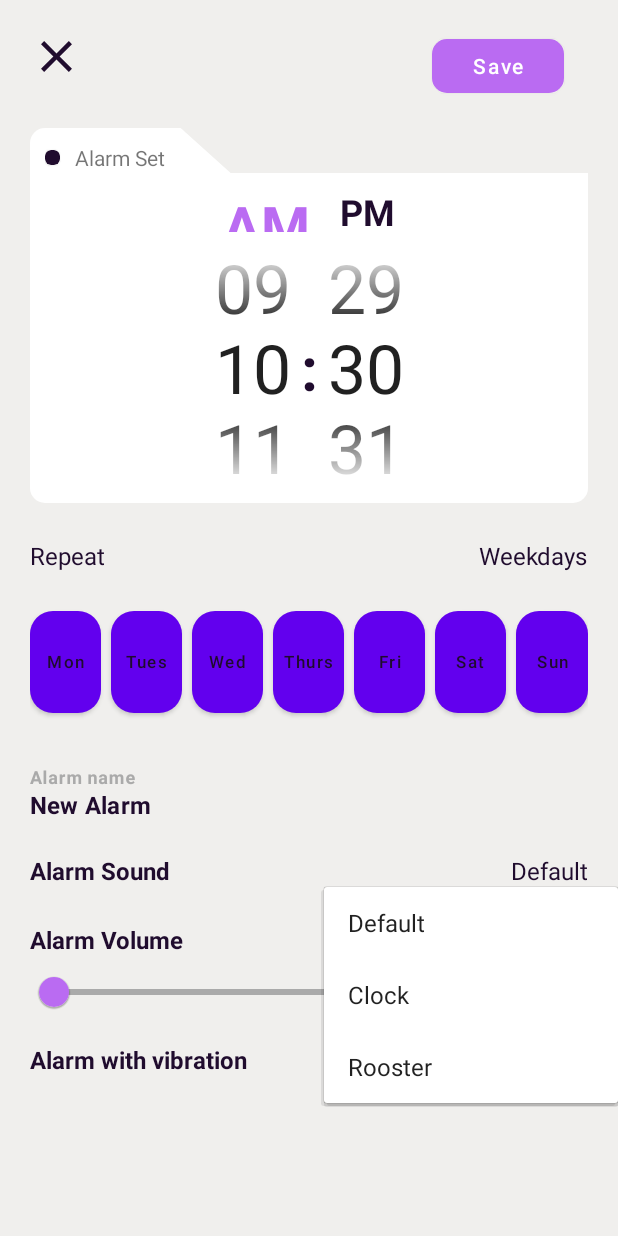
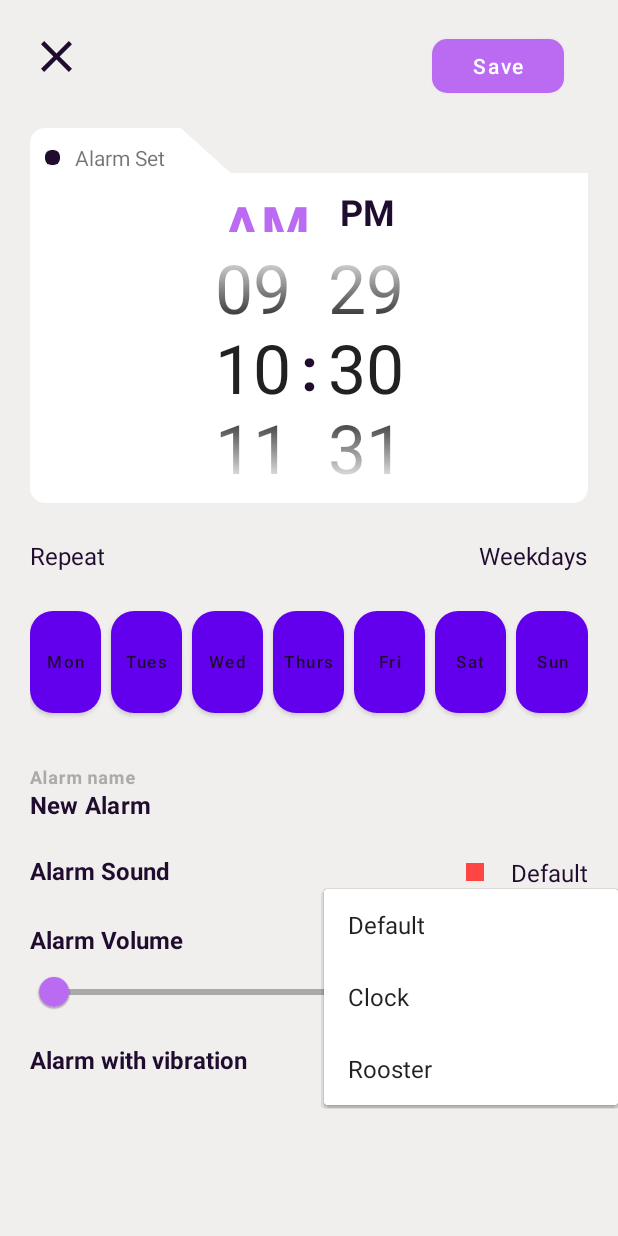
Before and after one commit to Abu-muhab/smart_alarm, an Android app: the AddAlarmFragment screen opened through its navigation route, after a tap on "Default", on a phone screen of 412 x 824 dp. Run offline under Robolectric (Android 15) with nearby library versions, the light colour scheme and no system bars; our stand-ins replace data binding; 1 statement that could not run was skipped.

Commit message:
alarm sound preview button

```diff
--- /dev/null
+++ b/app/src/main/java/com/abumuhab/smartalarm/util/BindingAdapters.kt
@@ -0,0 +1,9 @@
+package com.abumuhab.smartalarm.util
+
+import android.widget.ImageView
+import androidx.databinding.BindingAdapter
+
+@BindingAdapter("imageTint")
+fun imageTint(imageView: ImageView, color: Int) {
+    imageView.setColorFilter(color)
+}
--- /dev/null
+++ b/app/src/main/res/drawable/ic_baseline_play_arrow_24.xml
@@ -0,0 +1,10 @@
+<vector xmlns:android="http://schemas.android.com/apk/res/android"
+    android:width="24dp"
+    android:height="24dp"
+    android:viewportWidth="24"
+    android:viewportHeight="24"
+    android:tint="?attr/colorControlNormal">
+  <path
+      android:fillColor="@android:color/white"
+      android:pathData="M8,5v14l11,-7z"/>
+</vector>
--- /dev/null
+++ b/app/src/main/res/drawable/ic_baseline_stop_24.xml
@@ -0,0 +1,10 @@
+<vector xmlns:android="http://schemas.android.com/apk/res/android"
+    android:width="24dp"
+    android:height="24dp"
+    android:viewportWidth="24"
+    android:viewportHeight="24"
+    android:tint="?attr/colorControlNormal">
+  <path
+      android:fillColor="@android:color/white"
+      android:pathData="M6,6h12v12H6z"/>
+</vector>
--- a/app/src/main/res/layout/fragment_add_alarm.xml
+++ b/app/src/main/res/layout/fragment_add_alarm.xml
@@ -31,7 +31,6 @@
                 android:layout_width="wrap_content"
                 android:layout_height="wrap_content"
                 android:layout_marginEnd="16dp"
-                android:onClick="@{()->viewModel.playSelectedAlarmSound()}"
                 android:text="Save"
                 android:textAllCaps="false"
                 app:backgroundTint="@color/primaryColorLight"
@@ -250,6 +249,22 @@
                 app:layout_constraintStart_toStartOf="@+id/searchField"
                 app:layout_constraintTop_toBottomOf="@+id/searchField" />
 
+            <ImageView
+                android:id="@+id/previewButton"
+                android:layout_width="wrap_content"
+                android:layout_height="wrap_content"
+                android:layout_marginEnd="12dp"
+                android:clickable="true"
+                android:focusable="true"
+                android:src="@{viewModel.mediaPlaying?@drawable/ic_baseline_stop_24:@drawable/ic_baseline_play_arrow_24}"
+                app:imageTint="@{viewModel.mediaPlaying?@android:color/holo_red_light:@android:color/holo_green_light}"
+                app:layout_constraintBottom_toBottomOf="@+id/textView10"
+                app:layout_constraintEnd_toStartOf="@+id/selectAlarmButton"
+                app:layout_constraintTop_toTopOf="@+id/textView10"
+                app:layout_constraintVertical_bias="0.0"
+                tools:src="@drawable/ic_baseline_play_arrow_24"
+                tools:tint="@android:color/holo_green_light" />
+
             <TextView
                 android:id="@+id/selectAlarmButton"
                 android:layout_width="wrap_content"
@@ -259,9 +274,9 @@
                 android:text="@{viewModel.alarmName}"
                 android:textColor="@color/primaryColorDark"
                 android:textSize="16sp"
-                app:layout_constraintBottom_toBottomOf="@+id/textView10"
+                app:layout_constraintBottom_toBottomOf="@+id/previewButton"
                 app:layout_constraintEnd_toEndOf="parent"
-                app:layout_constraintTop_toTopOf="@+id/textView10"
+                app:layout_constraintTop_toTopOf="@+id/previewButton"
                 tools:text="Default" />
 
             <TextView
```
Also changed, not shown: app/src/main/java/com/abumuhab/smartalarm/fragments/AddAlarmFragment.kt (+8 -0 lines), app/src/main/java/com/abumuhab/smartalarm/viewmodels/AddAlarmViewModel.kt (+25 -4 lines).
